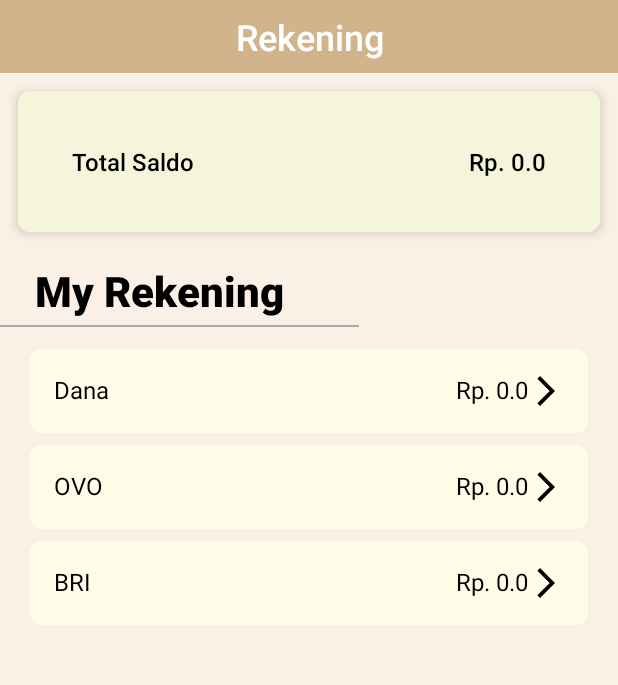
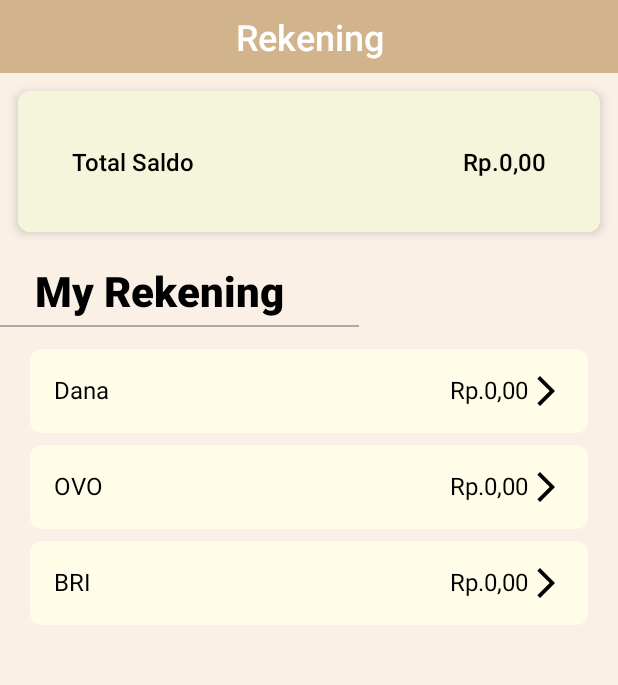
Before and after one commit to MhmdFahreza/ReNote, an Android app: the RekeningFragment screen opened through its navigation route, on a phone screen of 412 x 824 dp. Shown: the top 685 px of the screen. Run offline under Robolectric (Android 15) with nearby library versions, the phone set to English and light mode, and no system bars; our stand-ins replace navigation-ui.

Commit message:
formatter rekening

```diff
--- a/app/src/main/java/com/piggybank/renote/ui/rekening/Rekening.kt
+++ b/app/src/main/java/com/piggybank/renote/ui/rekening/Rekening.kt
@@ -2,5 +2,5 @@ package com.piggybank.renote.ui.rekening
 
 data class Rekening(
     val name: String,
-    val balance: Double
+    val uang: Long
 )
--- a/app/src/main/java/com/piggybank/renote/ui/rekening/RekeningAdapter.kt
+++ b/app/src/main/java/com/piggybank/renote/ui/rekening/RekeningAdapter.kt
@@ -9,13 +9,14 @@ import com.piggybank.renote.R
 
 class RekeningAdapter(
     private val rekeningList: List<Rekening>,
-    private val onArrowClick: (Rekening) -> Unit // Add this click handler
+    private val onArrowClick: (Rekening) -> Unit,
+    private val formatCurrency: (Long) -> String // Menambahkan parameter untuk formatCurrency
 ) : RecyclerView.Adapter<RekeningAdapter.RekeningViewHolder>() {
 
     class RekeningViewHolder(itemView: View) : RecyclerView.ViewHolder(itemView) {
         val nameTextView: TextView = itemView.findViewById(R.id.rekening_name)
         val balanceTextView: TextView = itemView.findViewById(R.id.account_amount)
-        val arrowIcon: View = itemView.findViewById(R.id.arrow_icon) // Assume this is the ID for arrow icon
+        val arrowIcon: View = itemView.findViewById(R.id.arrow_icon)
     }
 
     override fun onCreateViewHolder(parent: ViewGroup, viewType: Int): RekeningViewHolder {
@@ -27,7 +28,7 @@ class RekeningAdapter(
     override fun onBindViewHolder(holder: RekeningViewHolder, position: Int) {
         val rekening = rekeningList[position]
         holder.nameTextView.text = rekening.name
-        holder.balanceTextView.text = "Rp. ${rekening.balance}"
+        holder.balanceTextView.text = formatCurrency(rekening.uang)
         holder.arrowIcon.setOnClickListener { onArrowClick(rekening) }
     }
 
--- a/app/src/main/java/com/piggybank/renote/ui/rekening/RekeningFragment.kt
+++ b/app/src/main/java/com/piggybank/renote/ui/rekening/RekeningFragment.kt
@@ -28,13 +28,13 @@ class RekeningFragment : Fragment() {
         val root: View = binding.root
 
         rekeningViewModel.totalSaldo.observe(viewLifecycleOwner) { totalSaldo ->
-            binding.totalSaldo.text = getString(R.string.total_saldo_rekening, totalSaldo)
+            binding.totalSaldo.text = rekeningViewModel.formatCurrency(totalSaldo) // Menggunakan format mata uang
         }
 
         rekeningViewModel.rekeningList.observe(viewLifecycleOwner) { rekeningList ->
-            val adapter = RekeningAdapter(rekeningList) { rekening ->
+            val adapter = RekeningAdapter(rekeningList, { rekening ->
                 findNavController().navigate(R.id.action_rekeningFragment_to_editRekening)
-            }
+            }, rekeningViewModel::formatCurrency) // Pass the format function
             binding.rekeningList.layoutManager = LinearLayoutManager(requireContext())
             binding.rekeningList.adapter = adapter
         }
--- a/app/src/main/java/com/piggybank/renote/ui/rekening/RekeningViewModel.kt
+++ b/app/src/main/java/com/piggybank/renote/ui/rekening/RekeningViewModel.kt
@@ -3,22 +3,24 @@ package com.piggybank.renote.ui.rekening
 import androidx.lifecycle.LiveData
 import androidx.lifecycle.MutableLiveData
 import androidx.lifecycle.ViewModel
+import java.text.NumberFormat
+import java.util.Locale
 
 class RekeningViewModel : ViewModel() {
 
     private val _rekeningList = MutableLiveData<List<Rekening>>().apply {
         value = listOf(
-            Rekening("Dana", 0.0),
-            Rekening("OVO", 0.0),
-            Rekening("BRI", 0.0)
+            Rekening("Dana", 0L),
+            Rekening("OVO", 0L),
+            Rekening("BRI", 0L)
         )
     }
     val rekeningList: LiveData<List<Rekening>> = _rekeningList
 
-    private val _totalSaldo = MutableLiveData<Double>().apply {
-        value = _rekeningList.value?.sumOf { it.balance } ?: 0.0
+    private val _totalSaldo = MutableLiveData<Long>().apply {
+        value = _rekeningList.value?.sumOf { it.uang } ?: 0L
     }
-    val totalSaldo: LiveData<Double> = _totalSaldo
+    val totalSaldo: LiveData<Long> = _totalSaldo
 
     // Fungsi untuk menambah rekening baru
     fun addRekening(rekening: Rekening) {
@@ -30,6 +32,12 @@ class RekeningViewModel : ViewModel() {
 
     // Fungsi untuk mengupdate total saldo
     private fun updateTotalSaldo() {
-        _totalSaldo.value = _rekeningList.value?.sumOf { it.balance } ?: 0.0
+        _totalSaldo.value = _rekeningList.value?.sumOf { it.uang } ?: 0L
+    }
+
+    // Fungsi untuk format saldo menjadi mata uang Indonesia
+    fun formatCurrency(amount: Long): String {
+        val format = NumberFormat.getCurrencyInstance(Locale("id", "ID"))
+        return format.format(amount).replace("Rp", "Rp.") // Menambahkan titik setelah "Rp"
     }
 }
--- a/app/src/main/java/com/piggybank/renote/ui/rekening/TambahRekening.kt
+++ b/app/src/main/java/com/piggybank/renote/ui/rekening/TambahRekening.kt
@@ -33,13 +33,13 @@ class TambahRekening : Fragment(R.layout.fragment_tambah_rekening) {
             if (namaRekening.isNotBlank() && jumlahRekening.isNotBlank()) {
                 val saldo = jumlahRekening.toDoubleOrNull()
                 if (saldo != null) {
-                    val rekeningBaru = Rekening(namaRekening, saldo)
+                    val rekeningBaru = Rekening(namaRekening, saldo.toLong())
                     rekeningViewModel.addRekening(rekeningBaru)
-                    findNavController().navigateUp() // Navigate back to RekeningFragment
+                    findNavController().navigateUp()
                 } else {
-                    // Handle invalid number format
                     Toast.makeText(requireContext(), "Jumlah rekening tidak valid", Toast.LENGTH_SHORT).show()
                 }
+
             } else {
                 // Handle empty input
                 Toast.makeText(requireContext(), "Harap isi semua field", Toast.LENGTH_SHORT).show()
--- a/app/src/main/res/values/strings.xml
+++ b/app/src/main/res/values/strings.xml
@@ -23,7 +23,7 @@
     <string name="pengeluaran">Pengeluaran</string>
     <string name="pemasukan">Pemasukan</string>
     <string name="total_saldo">Rp. 0</string>
-    <string name="total_saldo_rekening">Rp. %.1f</string>
+    <string name="total_saldo_rekening">Rp. %1$s</string>
     <string name="tittle_totalSaldo">Total Saldo</string>
     <string name="nama_rekening">Nama Rekening</string>
     <string name="jumlah_rekening">Jumlah Rekening</string>
```
